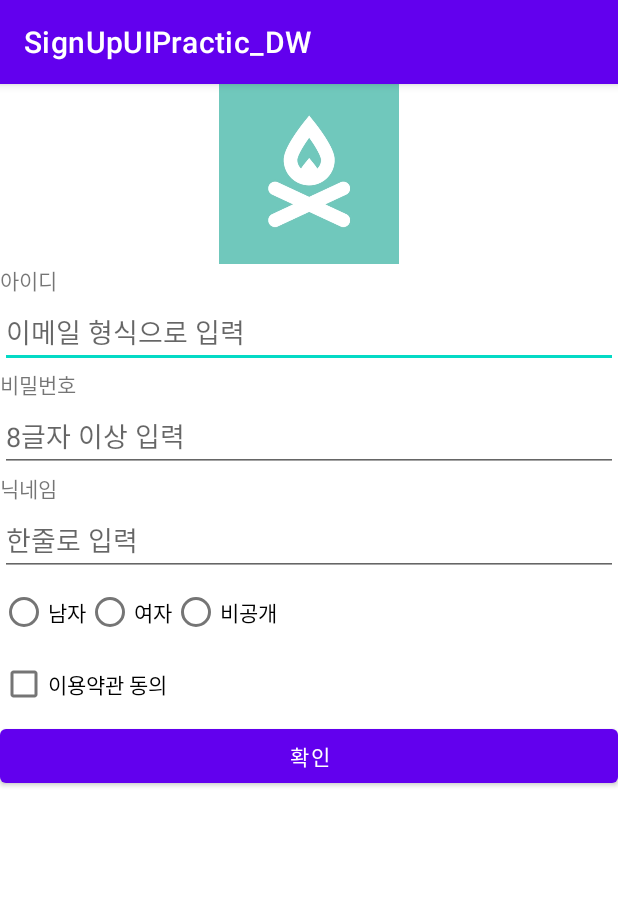
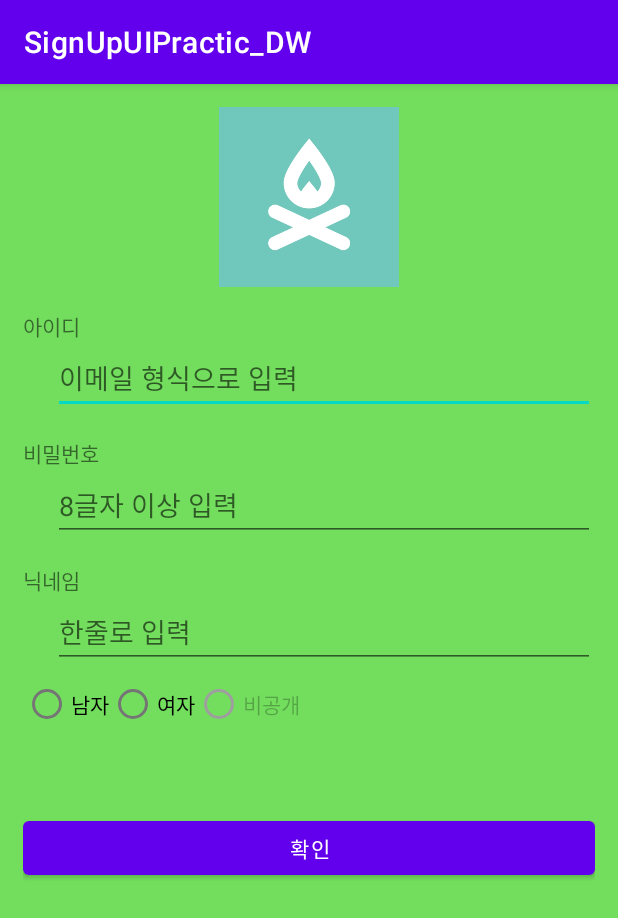
Before and after one commit to JDWdonga21/SignUpUIPractic_DW, an Android app: the screen it shows after launch (MainActivity), on a phone screen of 412 x 824 dp. Shown: the top 918 px of the screen. Run offline under Robolectric (Android 15) with nearby library versions, the phone set to English and light mode, and no system bars.

Commit message:
background/ enabled / visibility 속성 테스트

```diff
--- a/app/src/main/res/layout/activity_main.xml
+++ b/app/src/main/res/layout/activity_main.xml
@@ -6,6 +6,8 @@
     android:layout_height="match_parent"
     android:orientation="vertical"
     android:gravity="top"
+    android:padding="15dp"
+    android:background="#73DE5E"
     tools:context=".MainActivity">
 
     <LinearLayout
@@ -24,30 +26,36 @@
     <TextView
         android:layout_width="wrap_content"
         android:layout_height="wrap_content"
+        android:layout_marginTop="15dp"
         android:text="아이디"/>
     <EditText
         android:layout_width="match_parent"
         android:layout_height="wrap_content"
         android:hint="이메일 형식으로 입력"
+        android:layout_marginLeft="20dp"
         android:inputType="textEmailAddress"/>
 
     <TextView
         android:layout_width="wrap_content"
         android:layout_height="wrap_content"
+        android:layout_marginTop="15dp"
         android:text="비밀번호"/>
     <EditText
         android:layout_width="match_parent"
         android:layout_height="wrap_content"
+        android:layout_marginLeft="20dp"
         android:hint="8글자 이상 입력"
         android:inputType="textPassword"/>
 
     <TextView
         android:layout_width="wrap_content"
         android:layout_height="wrap_content"
+        android:layout_marginTop="15dp"
         android:text="닉네임"/>
     <EditText
         android:layout_width="match_parent"
         android:layout_height="wrap_content"
+        android:layout_marginLeft="20dp"
         android:hint="한줄로 입력"
         android:singleLine="true"
         android:imeOptions="actionGo"/>
@@ -66,9 +74,11 @@
         <RadioButton
             android:layout_width="wrap_content"
             android:layout_height="wrap_content"
+            android:enabled="false"
             android:text="비공개"/>
     </RadioGroup>
     <CheckBox
+        android:visibility="invisible"
         android:layout_width="wrap_content"
         android:layout_height="wrap_content"
         android:text="이용약관 동의"
```
